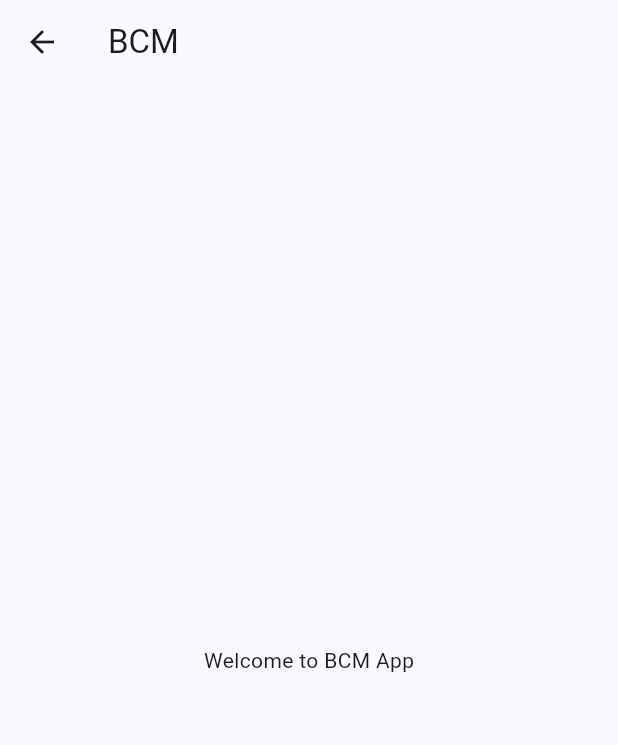
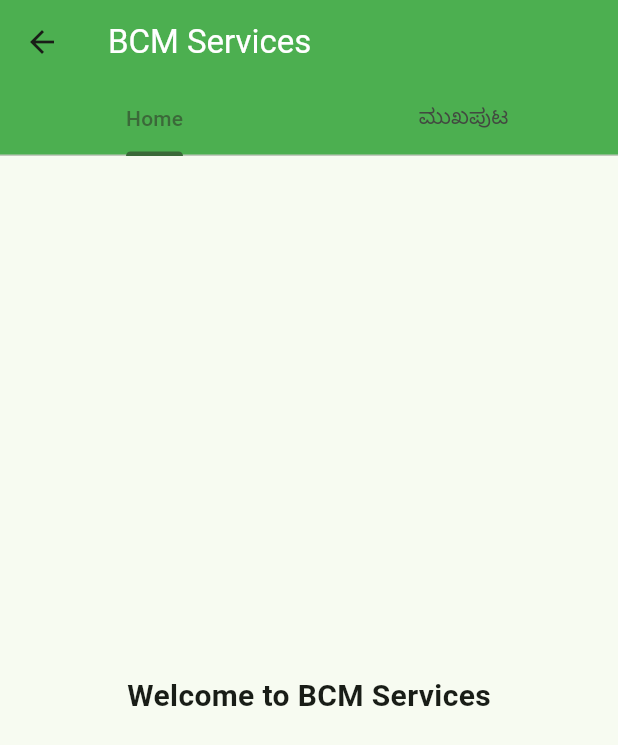
Before and after one commit to ymanjunath94-cyber/bcm, a Flutter app: the HomeScreen screen opened directly, on a phone screen of 412 x 824 dp. Shown: the top 745 px of the screen. Run offline on Flutter 3.47's test engine with Material 3 defaults, Android fonts, the phone set to English and light mode, and no system bars.

Commit message:
Update main.dart

```diff
--- a/lib/main.dart
+++ b/lib/main.dart
@@ -1,50 +1,126 @@
 import 'package:flutter/material.dart';
 
-void main() {
-  runApp(const BCMApp());
-}
+void main() => runApp(const BCMApp());
 
 class BCMApp extends StatelessWidget {
   const BCMApp({super.key});
+
   @override
   Widget build(BuildContext context) {
     return MaterialApp(
-      title: 'BCM',
+      title: 'BCM Services',
       debugShowCheckedModeBanner: false,
       theme: ThemeData(
-        colorScheme: ColorScheme.fromSeed(seedColor: Colors.indigo),
+        colorScheme: ColorScheme.fromSeed(seedColor: Colors.green),
         useMaterial3: true,
+        fontFamily: 'Roboto',
       ),
       home: const LoginScreen(),
     );
   }
 }
 
+// --- LOGIN SCREEN ---
 class LoginScreen extends StatelessWidget {
   const LoginScreen({super.key});
+
   @override
   Widget build(BuildContext context) {
     return Scaffold(
+      backgroundColor: Colors.white,
       body: Center(
         child: FilledButton(
-          onPressed: () => Navigator.push(
-            context,
-            MaterialPageRoute(builder: (_) => const HomeScreen()),
+          style: FilledButton.styleFrom(
+            padding: const EdgeInsets.symmetric(horizontal: 24, vertical: 14),
+            backgroundColor: Colors.green,
           ),
-          child: const Text("Login (Demo)"),
+          onPressed: () {
+            Navigator.push(
+              context,
+              MaterialPageRoute(builder: (_) => const HomeScreen()),
+            );
+          },
+          child: const Text(
+            "Login (Demo) / ಲಾಗಿನ್",
+            style: TextStyle(fontSize: 18),
+          ),
         ),
       ),
     );
   }
 }
 
-class HomeScreen extends StatelessWidget {
+// --- HOME SCREEN WITH KN + EN TABS ---
+class HomeScreen extends StatefulWidget {
   const HomeScreen({super.key});
+
+  @override
+  State<HomeScreen> createState() => _HomeScreenState();
+}
+
+class _HomeScreenState extends State<HomeScreen> with SingleTickerProviderStateMixin {
+  late TabController tabController;
+
+  @override
+  void initState() {
+    super.initState();
+    tabController = TabController(length: 2, vsync: this);
+  }
+
   @override
   Widget build(BuildContext context) {
     return Scaffold(
-      appBar: AppBar(title: const Text("BCM")),
-      body: const Center(child: Text("Welcome to BCM App")),
+      appBar: AppBar(
+        backgroundColor: Colors.green,
+        title: const Text(
+          "BCM Services",
+          style: TextStyle(color: Colors.white),
+        ),
+        bottom: TabBar(
+          controller: tabController,
+          tabs: const [
+            Tab(text: "Home"),
+            Tab(text: "ಮುಖಪುಟ"),
+          ],
+        ),
+      ),
+      body: TabBarView(
+        controller: tabController,
+        children: const [
+          EnglishHome(),
+          KannadaHome(),
+        ],
+      ),
     );
   }
 }
+
+// English tab
+class EnglishHome extends StatelessWidget {
+  const EnglishHome({super.key});
+
+  @override
+  Widget build(BuildContext context) {
+    return Center(
+      child: Text(
+        "Welcome to BCM Services",
+        style: TextStyle(fontSize: 20, fontWeight: FontWeight.bold),
+      ),
+    );
+  }
+}
+
+// Kannada tab
+class KannadaHome extends StatelessWidget {
+  const KannadaHome({super.key});
+
+  @override
+  Widget build(BuildContext context) {
+    return Center(
+      child: Text(
+        "BCM ಸೇವೆಗಳಿಗೆ ಸ್ವಾಗತ",
+        style: TextStyle(fontSize: 20, fontWeight: FontWeight.bold),
+      ),
+    );
+  }
+}
```
